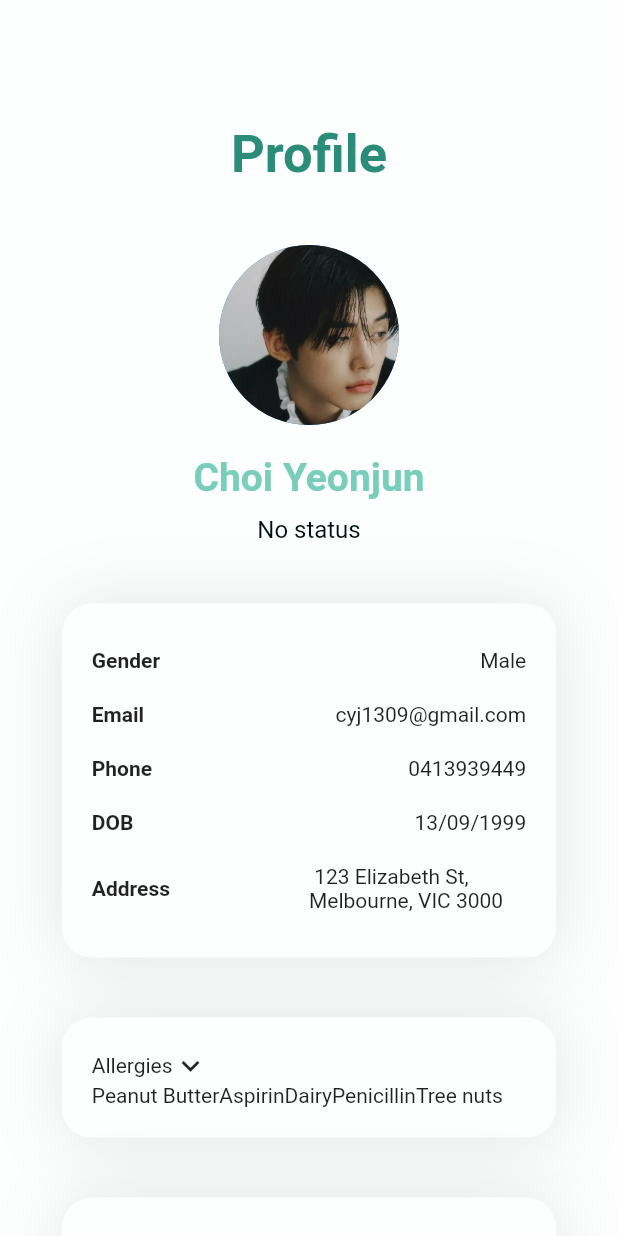
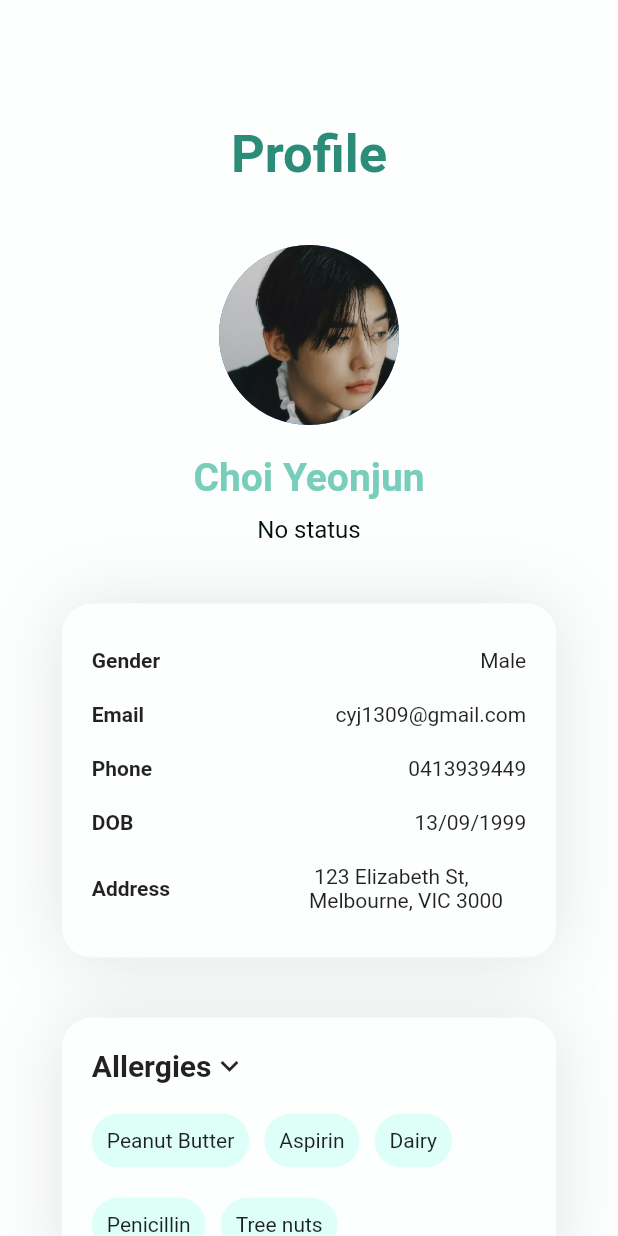
Before and after one commit to ND-Telemedicine-App/ND-Telemedicine-App, a Flutter app: the ProfilePage screen opened directly, on a phone screen of 412 x 824 dp. Run offline on Flutter 3.47's test engine with Material 2 defaults, Android fonts, the phone set to English and light mode, and no system bars.

Commit message:
Add items of content to shadow container

```diff
--- a/lib/pages/profile_page.dart
+++ b/lib/pages/profile_page.dart
@@ -81,7 +81,7 @@ class _ProfilePageState extends State<ProfilePage> {
                   ),
                   ProfileContainer(
                     title: "Diseases",
-                    content: const ["Major depression: 5 years", "Diabetes type 2: 10 years"],
+                    content: const ["Major depression", "Diabetes type 2"],
                      ),
                   ProfileContainer(
                     title: "Medication",
--- a/lib/widgets/features/shadow_container.dart
+++ b/lib/widgets/features/shadow_container.dart
@@ -10,6 +10,22 @@ class ProfileContainer extends StatelessWidget {
   final String title;
   final List<String> content;
 
+  Widget getItemWidgets(List<String> elements)
+  {
+    List<Widget> items = <Widget>[];
+    for (var i = 0; i < elements.length; i++) {
+      items.add(Container(
+        margin: EdgeInsets.only(top: 20),
+          padding: EdgeInsets.all(10),
+          decoration: BoxDecoration(
+            borderRadius: BorderRadius.circular(20),
+            color: Color(0xffDDFFF8),
+          ),
+        child: Text(elements[i]),
+        ));
+    }
+    return Wrap(spacing: 10, alignment: WrapAlignment.start, children: items);
+  }
 
   @override
   Widget build(BuildContext context) {
@@ -31,18 +47,19 @@ class ProfileContainer extends StatelessWidget {
           ],
         ),
         child: Column(
+            crossAxisAlignment :CrossAxisAlignment.stretch,
           children: <Widget> [
             Row(
               children: <Widget> [
-                Text(title),
+                Text(title,
+                style: TextStyle(
+                  fontWeight: FontWeight.w700,
+                  fontSize: 20
+                )),
                 Icon(Icons.keyboard_arrow_down)
               ],
             ),
-            Row(
-              children: <Widget>[
-                for(var i in content) Text(i)
-              ],
-            )
+            getItemWidgets(content)
           ],
         )
     );
```
